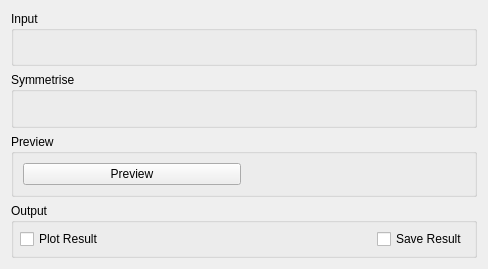
This is Code/Mantid/MantidQt/CustomInterfaces/inc/MantidQtCustomInterfaces/Indirect/IndirectSymmetrise.ui in mantidproject/mantid as Qt 5 draws it before an edit. The edited form follows.
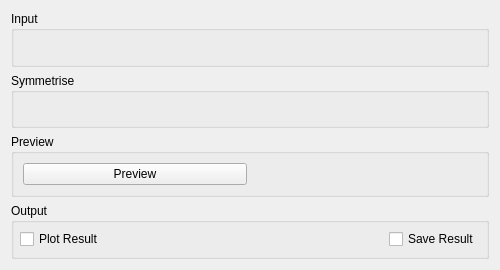
This is the edited form. Custom widgets are drawn as their Qt base class.

Commit message:
Fix some UI issues with documentation
Having the tabs less than 500px wide would be useless most of the time
anyway.

Refs #11158

What changed in the file:
```diff
--- a/Code/Mantid/MantidQt/CustomInterfaces/inc/MantidQtCustomInterfaces/Indirect/IndirectSymmetrise.ui
+++ b/Code/Mantid/MantidQt/CustomInterfaces/inc/MantidQtCustomInterfaces/Indirect/IndirectSymmetrise.ui
@@ -6,10 +6,16 @@
    <rect>
     <x>0</x>
     <y>0</y>
-    <width>488</width>
-    <height>269</height>
+    <width>500</width>
+    <height>270</height>
    </rect>
   </property>
+  <property name="minimumSize">
+   <size>
+    <width>500</width>
+    <height>0</height>
+   </size>
+  </property>
   <property name="windowTitle">
    <string>Form</string>
   </property>
```
The commit also changes 6 other files.
